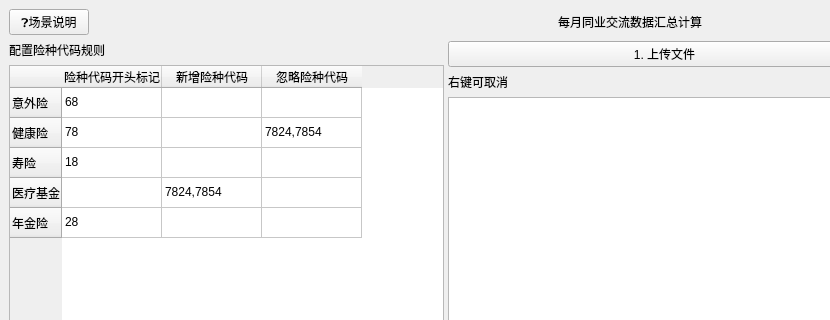
First picture: the form in lwx_project/client/ui/monthly_communication_data.ui, repository Cookie-HOO/lwx_project, before the edit; both pictures show x 0 to 830 and y 0 to 320 of the 1355 by 865 pixel window.
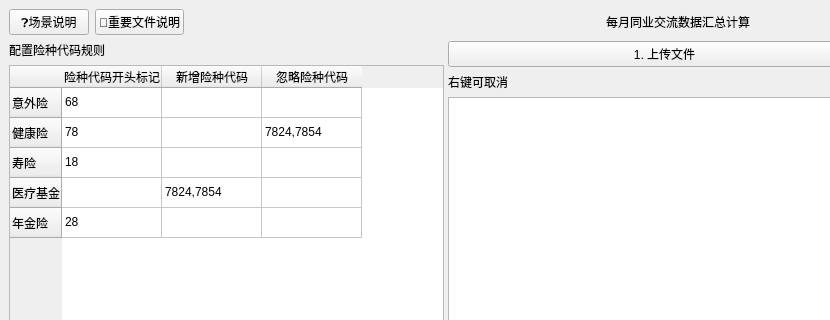
Second picture: the form after the edit.

Patch:
```diff
--- a/lwx_project/client/ui/monthly_communication_data.ui
+++ b/lwx_project/client/ui/monthly_communication_data.ui
@@ -30,6 +30,13 @@
         </property>
        </widget>
       </item>
+      <item>
+       <widget class="QPushButton" name="help_file_button">
+        <property name="text">
+         <string>📄重要文件说明</string>
+        </property>
+       </widget>
+      </item>
       <item>
        <spacer name="horizontalSpacer_7">
         <property name="orientation">
```
Left out of the diff: 4 changed lines with no effect on the pictures.
